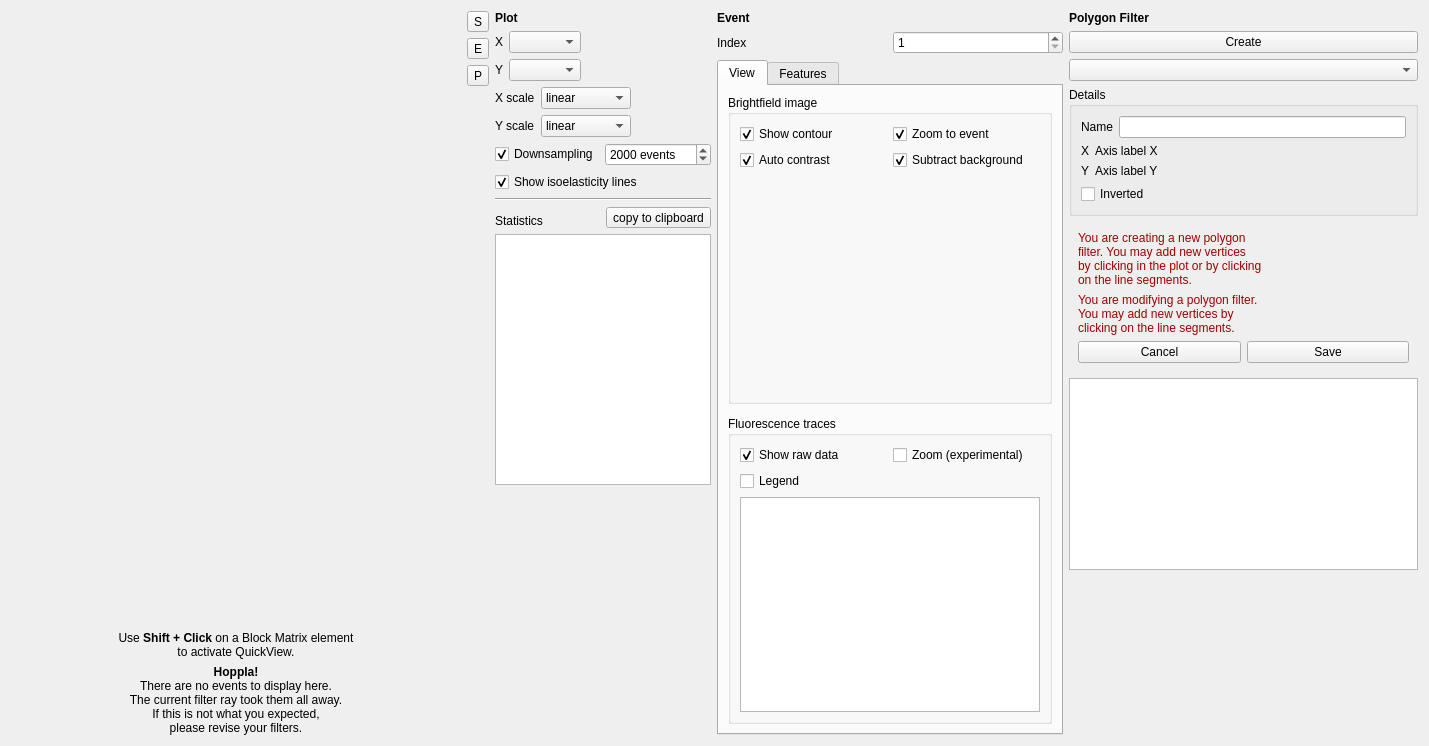
First picture: the form in shapeout2/gui/quick_view/qv_main.ui, repository ZELLMECHANIK-DRESDEN/ShapeOut2, before the edit.
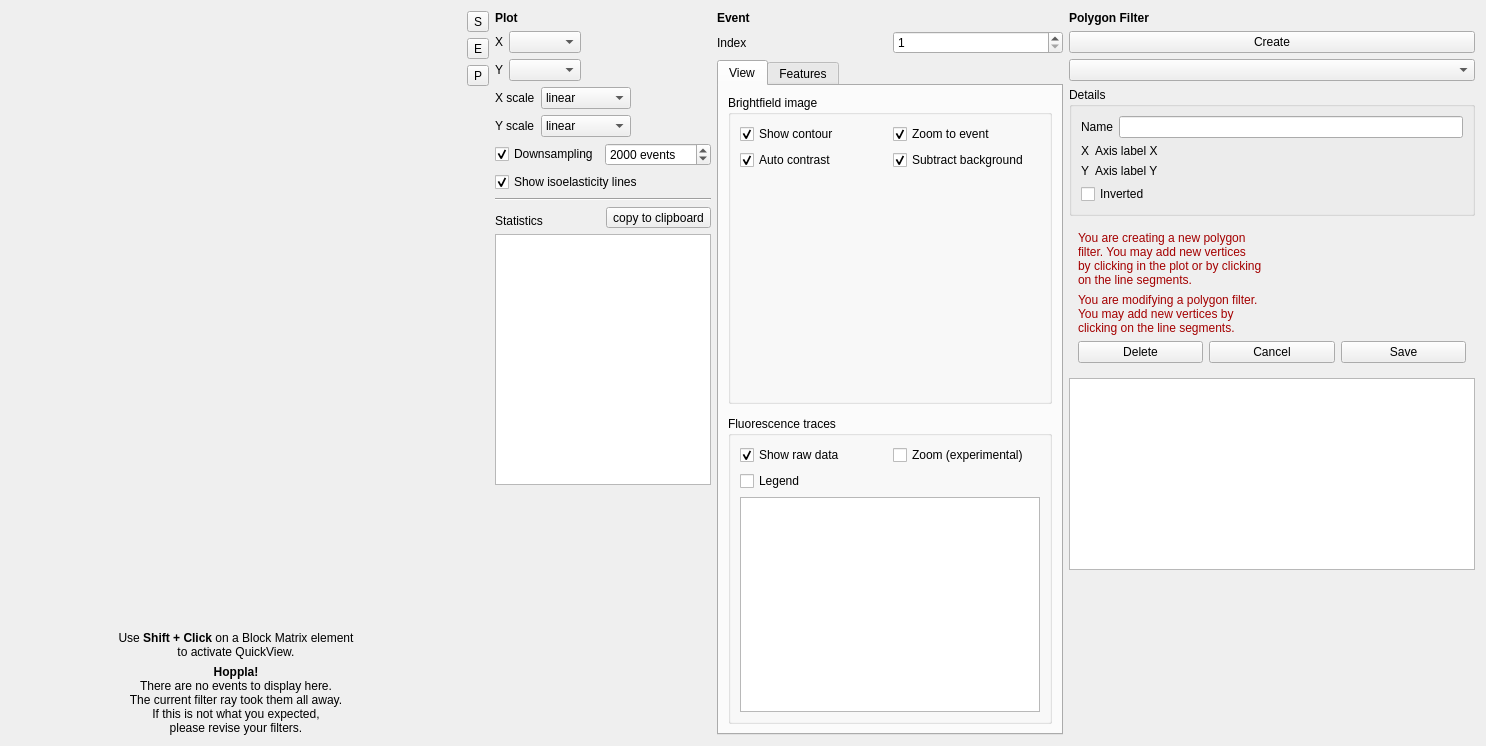
Second picture: the form after the edit. Icons and pictures are not drawn. Custom widgets are drawn as their Qt base class.

Commit message: fix: allow to delete polygon filters (close #100)

What changed in the file:
```diff
--- a/shapeout2/gui/quick_view/qv_main.ui
+++ b/shapeout2/gui/quick_view/qv_main.ui
@@ -6,7 +6,7 @@
    <rect>
     <x>0</x>
     <y>0</y>
-    <width>1429</width>
+    <width>1486</width>
     <height>746</height>
    </rect>
   </property>
@@ -835,6 +835,13 @@
            <property name="topMargin">
             <number>0</number>
            </property>
+           <item>
+            <widget class="QPushButton" name="pushButton_poly_delete">
+             <property name="text">
+              <string>Delete</string>
+             </property>
+            </widget>
+           </item>
            <item>
             <widget class="QPushButton" name="pushButton_poly_cancel">
              <property name="text">
```
The commit also changes 4 other files.
